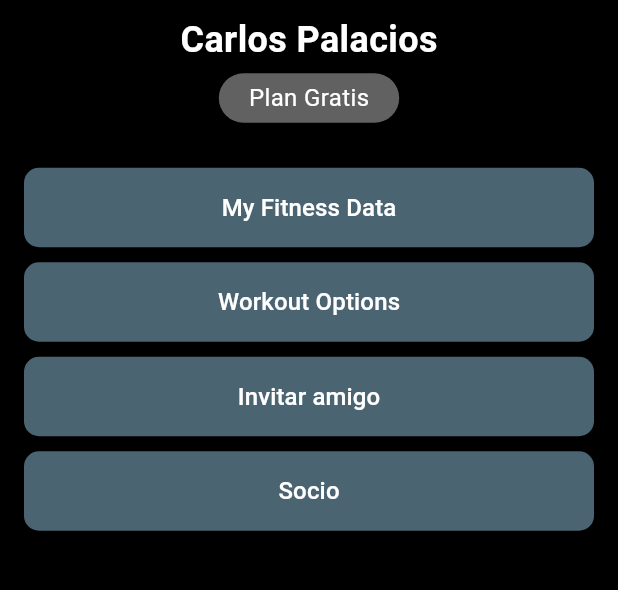
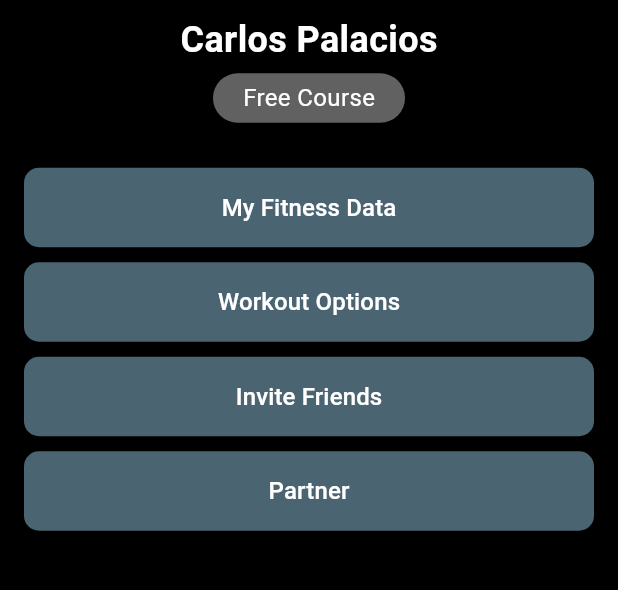
Before and after one commit to rshadeDev/Gymmaster, a Flutter app: the ProfileScreen screen opened directly, on a phone screen of 412 x 824 dp, the part 427-1017 px from its top. Run offline on Flutter 3.47's test engine with Material 3 defaults, Android fonts, the phone set to English and light mode, and no system bars.

Commit message:
feat: cambiar color del icono de retroceso a blanco

```diff
--- a/lib/presentation/screens/home_screen.dart
+++ b/lib/presentation/screens/home_screen.dart
@@ -52,7 +52,7 @@ class HomeScreen extends StatelessWidget {
                         Navigator.push(
                           context,
                           MaterialPageRoute(
-                            builder: (context) => training_screen(),
+                            builder: (context) => const training_screen(),
                           ),
                         );
                       },
--- a/lib/presentation/screens/profile_screen.dart
+++ b/lib/presentation/screens/profile_screen.dart
@@ -44,7 +44,7 @@ class ProfileScreen extends StatelessWidget {
                 borderRadius: BorderRadius.circular(20),
               ),
               child: const Text(
-                'Plan Gratis',
+                'Free Course',
                 style: TextStyle(
                   fontSize: 16,
                   color: Colors.white,
@@ -56,9 +56,9 @@ class ProfileScreen extends StatelessWidget {
             const SizedBox(height: 10),
             ProfileOptionButton(text: 'Workout Options', onPressed: () {}),
             const SizedBox(height: 10),
-            ProfileOptionButton(text: 'Invitar amigo', onPressed: () {}),
+            ProfileOptionButton(text: 'Invite Friends', onPressed: () {}),
             const SizedBox(height: 10),
-            ProfileOptionButton(text: 'Socio', onPressed: () {}),
+            ProfileOptionButton(text: 'Partner', onPressed: () {}),
           ],
         ),
       ),
@@ -77,7 +77,7 @@ class ProfileScreen extends StatelessWidget {
             if (index == 1) {
               Navigator.push(
                 context,
-                MaterialPageRoute(builder: (context) => HomeScreen()),
+                MaterialPageRoute(builder: (context) => const HomeScreen()),
               );
             } else if (index == 3) {
               Navigator.push(
--- a/lib/presentation/screens/timer_screen.dart
+++ b/lib/presentation/screens/timer_screen.dart
@@ -68,7 +68,7 @@ class TimerScreenState extends State<timer_screen> {
       case 1:
         Navigator.push(
           context,
-          MaterialPageRoute(builder: (context) => HomeScreen()),
+          MaterialPageRoute(builder: (context) => const HomeScreen()),
         );
         break;
       case 2:
--- a/lib/presentation/screens/training_screen.dart
+++ b/lib/presentation/screens/training_screen.dart
@@ -24,7 +24,7 @@ class _TrainingScreenState extends State<training_screen> {
       case 1:
         Navigator.push(
           context,
-          MaterialPageRoute(builder: (context) => HomeScreen()),
+          MaterialPageRoute(builder: (context) => const HomeScreen()),
         );
         break;
       case 2:
@@ -50,6 +50,7 @@ class _TrainingScreenState extends State<training_screen> {
           style: TextStyle(color: Colors.white, fontSize: 20),
         ),
         centerTitle: true,
+        iconTheme: const IconThemeData(color: Colors.white),
       ),
       body: Padding(
         padding: const EdgeInsets.all(16.0),
```
